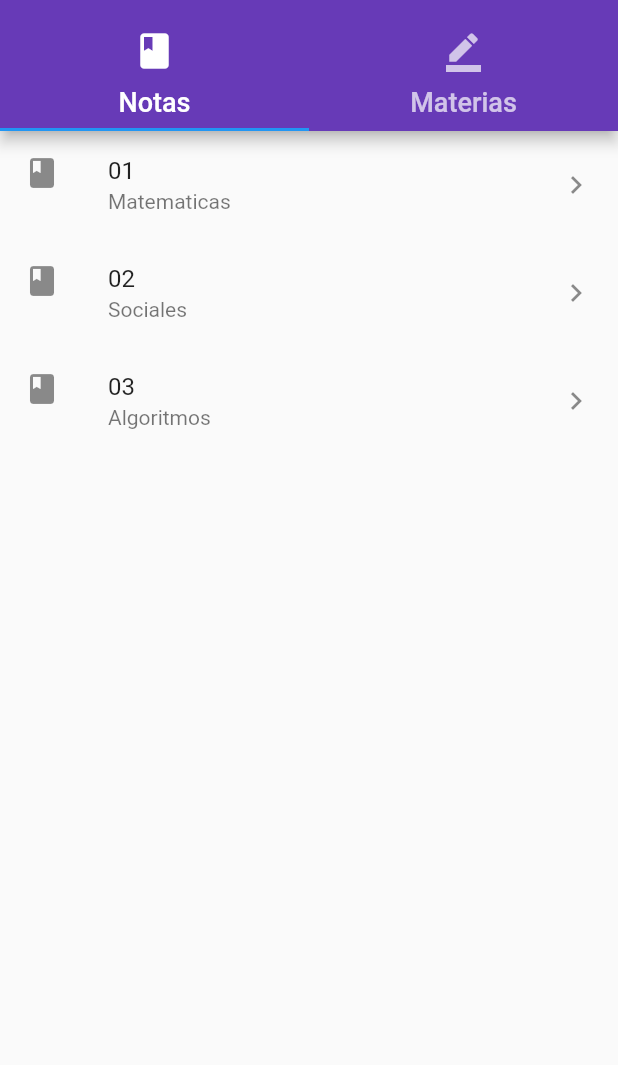
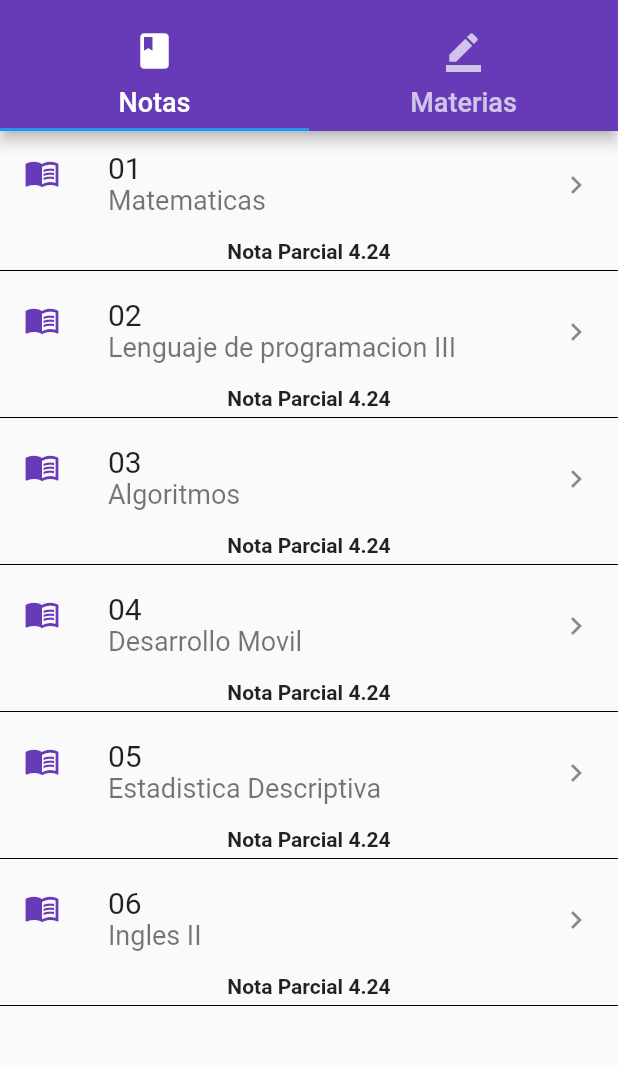
Before and after one commit to carlosvera1992/Aplicacion-control-academico, a Flutter app: the screen it shows after launch, on a phone screen of 412 x 824 dp, the part 64-1129 px from its top. Run offline on Flutter 3.47's test engine with Material 2 defaults, Android fonts, the phone set to English and light mode, and no system bars.

Commit message:
finish movil development

```diff
--- a/lib/main.dart
+++ b/lib/main.dart
@@ -20,9 +20,9 @@ class MyApp extends StatelessWidget {
       title: 'Control Academico',
       initialRoute: 'home',
       routes: {
-        'notas'   : (BuildContext context ) => NotasPage(),
-        'home'    : (BuildContext context ) => HomePage(),
-        'materia' : (BuildContext context ) => MateriasPage(),
+        'notas'    : (BuildContext context ) => NotasPage(),
+        'home'     : (BuildContext context ) => HomePage(),
+        'materia'  : (BuildContext context ) => MateriasPage(),
         'detalles' : (BuildContext context ) => MateriaDetallePage(),
       },
     );
--- a/lib/src/datos/materias_datos.dart
+++ b/lib/src/datos/materias_datos.dart
@@ -14,20 +14,38 @@ final List<NotaModel> notas = [
    new MateriaModel(
         codigo: '01',
         nombre: 'Matematicas',
-        meta: 4.5,
+        meta: 4.0,
         notaMin: 3.2,
         notas: notas),
     new MateriaModel(
         codigo: '02',
-        nombre: 'Sociales',
-        meta: 4.5,
-        notaMin: 3.2,
+        nombre: 'Lenguaje de programacion III',
+        meta: 5.0,
+        notaMin: 3.0,
         notas: notas),
     new MateriaModel(
         codigo: '03',
         nombre: 'Algoritmos',
-        meta: 4.5,
-        notaMin: 3.2,
+        meta: 3.8,
+        notaMin: 3.0,
+        notas: notas),
+    new MateriaModel(
+        codigo: '04',
+        nombre: 'Desarrollo Movil',
+        meta: 4.9,
+        notaMin: 3.0,
+        notas: notas),
+    new MateriaModel(
+        codigo: '05',
+        nombre: 'Estadistica Descriptiva',
+        meta: 4.6,
+        notaMin: 3.1,
+        notas: notas),
+    new MateriaModel(
+        codigo: '06',
+        nombre: 'Ingles II',
+        meta: 5.0,
+        notaMin: 3.0,
         notas: notas),
 
  ];
--- a/lib/src/pages/materia_detalle_page.dart
+++ b/lib/src/pages/materia_detalle_page.dart
@@ -21,9 +21,10 @@ class MateriaDetallePage extends StatelessWidget {
           centerTitle: true,
         ),
 
-        body: _mostrarNotas(materia)
+        body: _mostrarNotas(materia),
       )
     );
+
 
   }
   Widget _mostrarNotas(MateriaModel materia){
@@ -46,14 +47,28 @@ class MateriaDetallePage extends StatelessWidget {
       return ListView.builder(
           itemCount: materia.notas.length,
           itemBuilder: (BuildContext context, int index) {
-          return ListTile(
-            title: Text(materia.notas[index].porcentaje.toString()),
-            subtitle: Text(materia.notas[index].calificacion.toString()),
+          return Column(
+            children: [
+              ListTile(
+                title: Text('${materia.notas[index].porcentaje.toString()}%',
+                  style: TextStyle(fontSize: 20.0),
+                ),
+                subtitle: Text(materia.notas[index].calificacion.toString(),
+                  style: TextStyle(fontSize: 18.0)
+                ),
+              ),
+              Divider(height: 10.0, color: Colors.black,),
+
+            ],
           );
 
          },
-        );
+
+      );
     }
   }
 
+
+
+
 }
--- a/lib/src/pages/notas_page.dart
+++ b/lib/src/pages/notas_page.dart
@@ -26,17 +26,37 @@ class _NotasPageState extends State<NotasPage> {
     return ListView.builder(
       itemCount: materias.length,
       itemBuilder: (BuildContext context, int index){
-        return ListTile(
-          leading: Icon(Icons.book),
-          title: Text(materias[index].codigo),
-          subtitle: Text(materias[index].nombre),
-          trailing: Icon(Icons.keyboard_arrow_right),
-          onTap: (){
-            Navigator.pushNamed(context, 'detalles', arguments: materias[index]);
-          },
+        return Column(
+          children: [
+            ListTile(
+              leading: Icon(Icons.menu_book, color: Colors.deepPurple),
+              title: Text(materias[index].codigo,
+                style: TextStyle(fontSize: 20.0),
+              ),
+              subtitle: Text(materias[index].nombre,
+                style: TextStyle(fontSize: 18.0)
+              ),
+              trailing: Icon(Icons.keyboard_arrow_right,),
+              onTap: (){
+                Navigator.pushNamed(context, 'detalles', arguments: materias[index]);
+              },
+            ),
+            _calcularNota(materias[index]),
+             Divider(height: 10.0, color: Colors.black,),
+          ],
         );
       }
     );
 
   }
+   Widget _calcularNota( MateriaModel materia){
+    double notaF = 0.0;
+    materia.notas.forEach((nota) {
+      notaF += (nota.calificacion * nota.porcentaje)/100;
+    });
+    return Container(
+      child: Text('Nota Parcial $notaF', style: TextStyle(fontWeight: FontWeight.bold),),
+    );
+
+  }
 }
```
